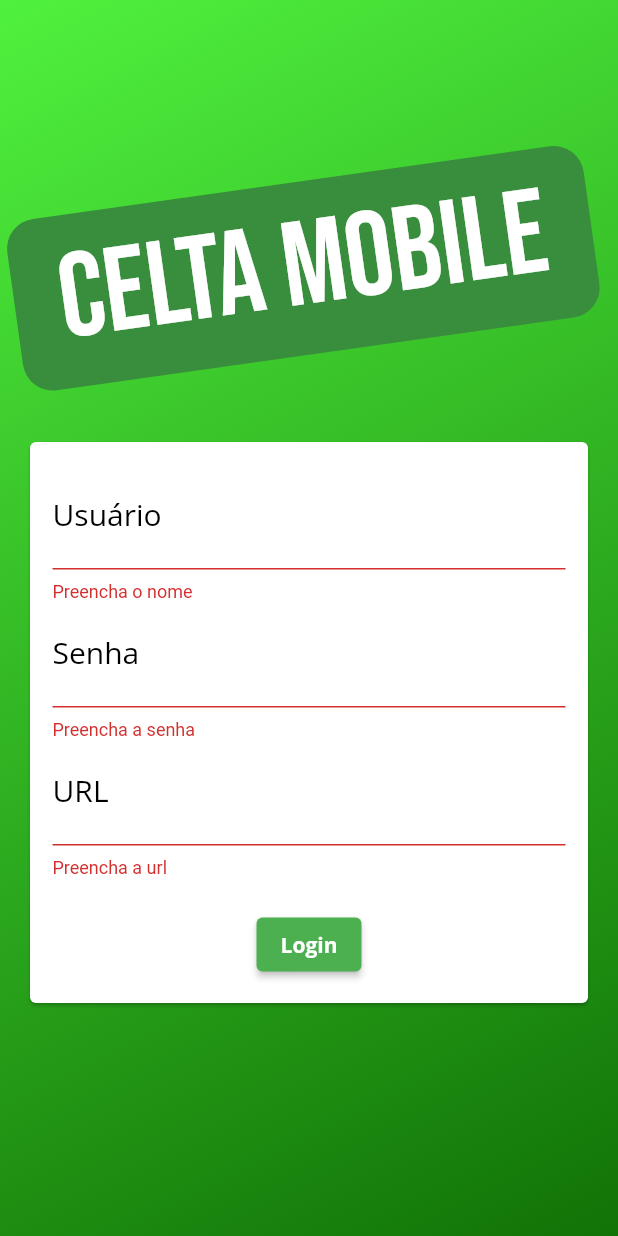
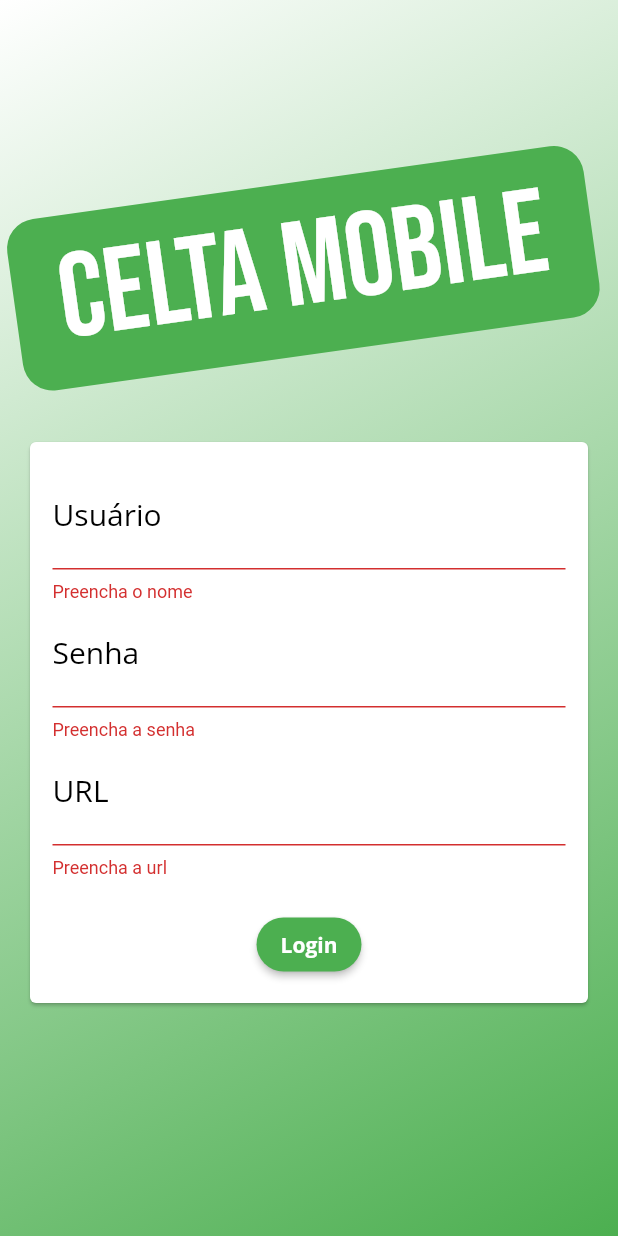
Before and after one commit to mattheussoares98/celta_inventario, a Flutter app: the screen it shows after launch, after a tap on "Login", on a phone screen of 412 x 824 dp. Run offline on Flutter 3.47's test engine with Material 2 defaults, Android fonts, the phone set to English and light mode, and no system bars; our stand-ins replace date_format, shared_preferences; missing offline and left inert: flutter_barcode_scanner, xml2json; network calls fail.

```diff
--- a/lib/components/count/counting_items.dart
+++ b/lib/components/count/counting_items.dart
@@ -9,8 +9,6 @@ class CountingItems extends StatelessWidget {
   @override
   Widget build(BuildContext context) {
     CountingProvider countingProvider = Provider.of(context, listen: true);
-
-    print(countingProvider.countings[0].obsInvCont);
 
     return SizedBox(
       height: 9000,
--- a/lib/components/inventory/inventory_items.dart
+++ b/lib/components/inventory/inventory_items.dart
@@ -55,7 +55,7 @@ class InventoryItems extends StatelessWidget {
                   shape: RoundedRectangleBorder(
                     side: BorderSide(
                       width: 2,
-                      color: Colors.green,
+                      color: Theme.of(context).colorScheme.primary,
                     ),
                     borderRadius: BorderRadius.all(Radius.circular(10)),
                   ),
--- a/lib/components/login/auth_form.dart
+++ b/lib/components/login/auth_form.dart
@@ -225,11 +225,6 @@ class _AuthFormState extends State<AuthForm> {
                       )
                     : Text(
                         'Login',
-                        style: TextStyle(
-                          fontWeight: FontWeight.bold,
-                          fontFamily: 'OpenSans',
-                          color: Theme.of(context).colorScheme.secondary,
-                        ),
                       ),
               ),
             ],
--- a/lib/main.dart
+++ b/lib/main.dart
@@ -14,6 +14,7 @@ import 'package:celta_inventario/provider/login_provider.dart';
 import 'package:celta_inventario/provider/product_provider.dart';
 import 'package:celta_inventario/provider/quantity_provider.dart';
 import 'package:celta_inventario/utils/app_routes.dart';
+import 'package:celta_inventario/utils/colors_theme.dart';
 import 'package:celta_inventario/utils/responsive_items.dart';
 import 'package:flutter/material.dart';
 import 'package:provider/provider.dart';
@@ -31,16 +32,19 @@ void main() {
       ],
       child: MaterialApp(
         theme: ThemeData(
-          primaryColor: Colors.green,
-          secondaryHeaderColor: Colors.black,
+          primaryColor: ColorsTheme.principalColor,
+          secondaryHeaderColor: ColorsTheme.text,
           backgroundColor: Colors.lightGreen[100],
           appBarTheme: ThemeData().appBarTheme.copyWith(
+                actionsIconTheme: IconThemeData(
+                  color: Colors.black,
+                ),
                 toolbarHeight: ResponsiveItems.appBarToolbarHeight,
-                backgroundColor: Colors.green,
+                backgroundColor: ColorsTheme.principalColor,
                 centerTitle: true,
                 titleTextStyle: TextStyle(
                   letterSpacing: 0.7,
-                  color: Colors.white,
+                  color: ColorsTheme.appBarText,
                   fontFamily: 'BebasNeue',
                   fontSize: 30,
                 ),
@@ -48,8 +52,14 @@ void main() {
           elevatedButtonTheme: ElevatedButtonThemeData(
             style: ElevatedButton.styleFrom(
               textStyle: TextStyle(
-                decorationColor: Colors.green,
-                color: Colors.green,
+                fontWeight: FontWeight.bold,
+                fontFamily: 'OpenSans',
+                color: ColorsTheme.elevatedButtonTextColor,
+              ),
+              primary: ColorsTheme.principalColor,
+              onPrimary: ColorsTheme.text,
+              shape: RoundedRectangleBorder(
+                borderRadius: BorderRadius.circular(30),
               ),
             ),
           ),
@@ -58,20 +68,21 @@ void main() {
                 headline6: TextStyle(
                   letterSpacing: 1,
                   fontWeight: FontWeight.bold,
-                  color: Colors.black,
+                  color: ColorsTheme.headline6,
                   fontSize: ResponsiveItems.headline6,
                   fontFamily: 'BebasNeue',
                 ),
                 bodyText1: TextStyle(
                   fontFamily: 'OpenSans',
-                  color: Colors.green,
+                  color: ColorsTheme.headline6,
                   fontWeight: FontWeight.bold,
                   fontSize: 20,
                 ),
               ),
           colorScheme: ThemeData().colorScheme.copyWith(
-                primary: Colors.green,
-                secondary: Colors.white,
+                primary: ColorsTheme.principalColor,
+                secondary: ColorsTheme.text,
+                onSecondary: ColorsTheme.principalColor,
               ),
         ),
         debugShowCheckedModeBanner: false,
--- a/lib/pages/auth_page.dart
+++ b/lib/pages/auth_page.dart
@@ -1,5 +1,6 @@
 import 'dart:math';
 import 'package:celta_inventario/components/login/auth_form.dart';
+import 'package:celta_inventario/utils/colors_theme.dart';
 import 'package:flutter/material.dart';
 
 class AuthPage extends StatefulWidget {
@@ -21,8 +22,8 @@ class _AuthPageState extends State<AuthPage> {
               gradient: LinearGradient(
                 colors: [
                   // Colors.lightGreen,
-                  Color.fromRGBO(80, 241, 62, 1),
-                  Color.fromRGBO(17, 115, 6, 1),
+                  Colors.white,
+                  Theme.of(context).colorScheme.primary,
                 ],
                 begin: Alignment.topLeft,
                 end: Alignment.bottomRight,
@@ -43,14 +44,14 @@ class _AuthPageState extends State<AuthPage> {
                   ),
                   decoration: BoxDecoration(
                     borderRadius: BorderRadius.circular(20),
-                    color: Colors.green[700],
+                    color: Theme.of(context).colorScheme.primary,
                   ),
                   child: const FittedBox(
                     child: Text(
                       'Celta mobile',
                       style: TextStyle(
                         fontSize: 100,
-                        color: Colors.white,
+                        color: ColorsTheme.text,
                         fontFamily: 'BebasNeue',
                       ),
                     ),
--- a/lib/pages/home_page.dart
+++ b/lib/pages/home_page.dart
@@ -1,5 +1,6 @@
 import 'package:celta_inventario/provider/login_provider.dart';
 import 'package:celta_inventario/utils/app_routes.dart';
+import 'package:celta_inventario/utils/colors_theme.dart';
 import 'package:celta_inventario/utils/user_identity.dart';
 import 'package:flutter/material.dart';
 import 'package:provider/provider.dart';
@@ -88,7 +89,10 @@ class _HomePageState extends State<HomePage> {
         // centerTitle: true,
         actions: [
           IconButton(
-            icon: const Icon(Icons.logout),
+            icon: const Icon(
+              Icons.logout,
+              color: ColorsTheme.text,
+            ),
             onPressed: () async {
               LoginProvider loginProvider =
                   Provider.of<LoginProvider>(context, listen: false);
--- a/lib/provider/counting_provider.dart
+++ b/lib/provider/counting_provider.dart
@@ -42,8 +42,6 @@ class CountingProvider with ChangeNotifier {
       final List responseInList = json.decode(responseInString);
       final Map responseInMap = responseInList.asMap();
 
-      print(responseInMap);
-
       responseInMap.forEach((id, data) {
         _countings.add(
           Countings(
--- a/lib/provider/login_provider.dart
+++ b/lib/provider/login_provider.dart
@@ -77,7 +77,6 @@ class LoginProvider with ChangeNotifier {
         _auth = true;
       } else {
         print('Erro no login');
-        print(response.body);
         error = response.body;
         errorMessage(error);
       }
--- /dev/null
+++ b/lib/utils/colors_theme.dart
@@ -0,0 +1,9 @@
+import 'package:flutter/material.dart';
+
+class ColorsTheme {
+  static const appBarText = Colors.white;
+  static const text = Colors.white;
+  static const headline6 = Colors.black;
+  static const principalColor = Colors.green;
+  static const elevatedButtonTextColor = Colors.white;
+}
```
Also changed, not shown: lib/components/product/add_quantity_button.dart (added, +145 -0 lines), lib/components/product/anull_quantity_bottom.dart (+2 -12 lines), lib/components/product/consulted_product.dart (+76 -37 lines), lib/components/product/subtract_quantity_button.dart (renamed from lib/components/product/confirm_quantity_bottom.dart, +24 -30 lines), lib/pages/product_page.dart (+22 -8 lines), lib/provider/quantity_provider.dart (+51 -4 lines).
